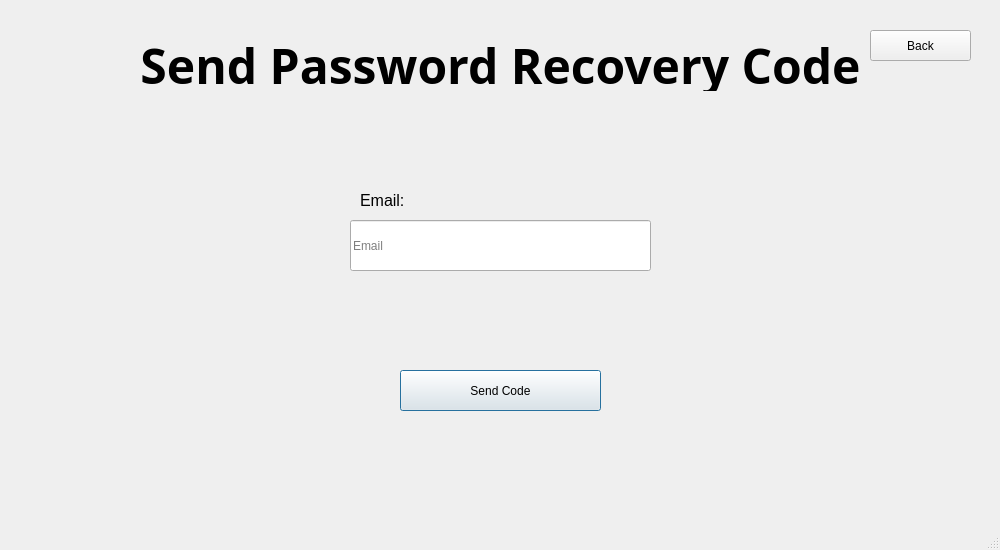
Above: Main/client/gui/ui/forgot_password.ui from SuperName3102/Final-Project before the change. Below: the same form after it.
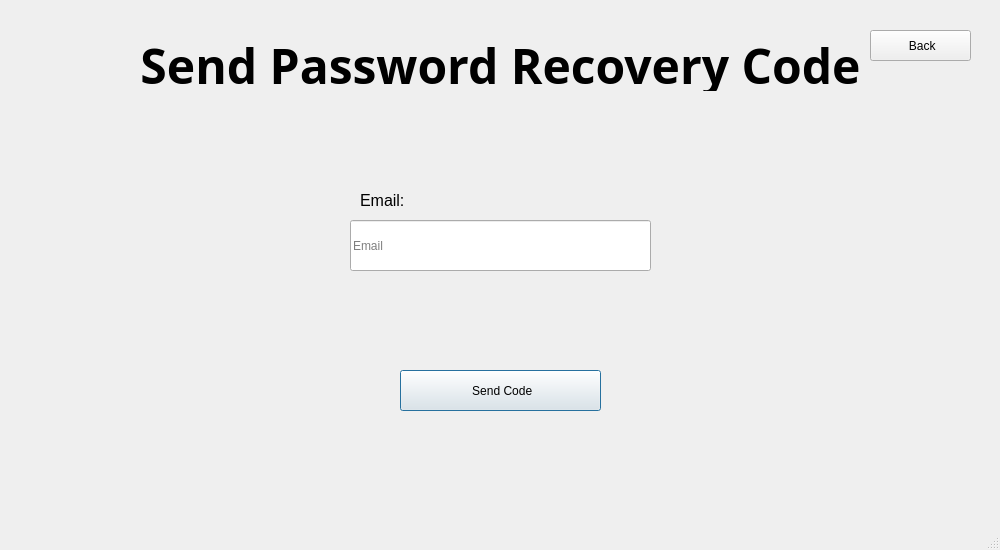
That is the form after the change.

Patch:
```diff
--- a/Main/client/gui/ui/forgot_password.ui
+++ b/Main/client/gui/ui/forgot_password.ui
@@ -118,7 +118,7 @@
      <string notr="true"/>
     </property>
     <property name="text">
-     <string>Back</string>
+     <string> Back</string>
     </property>
     <property name="iconSize">
      <size>
@@ -140,7 +140,7 @@
      <string notr="true"/>
     </property>
     <property name="text">
-     <string>Send Code</string>
+     <string> Send Code</string>
     </property>
     <property name="iconSize">
      <size>
```
